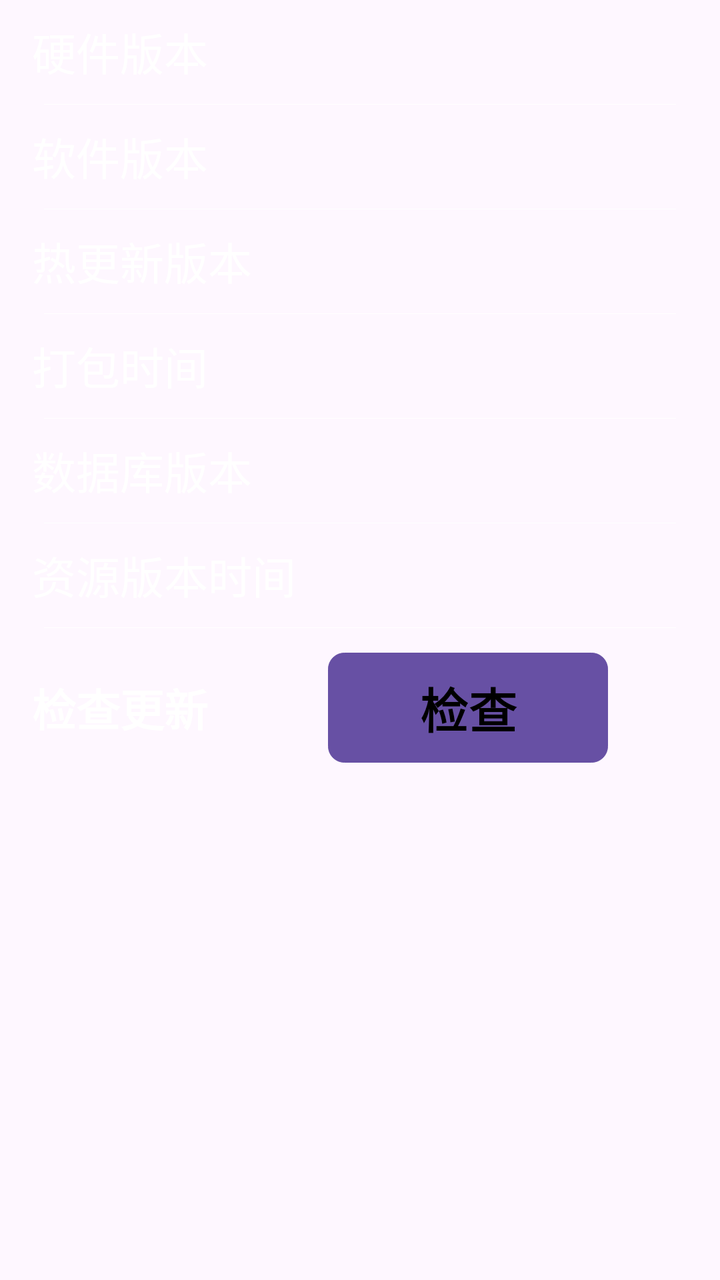
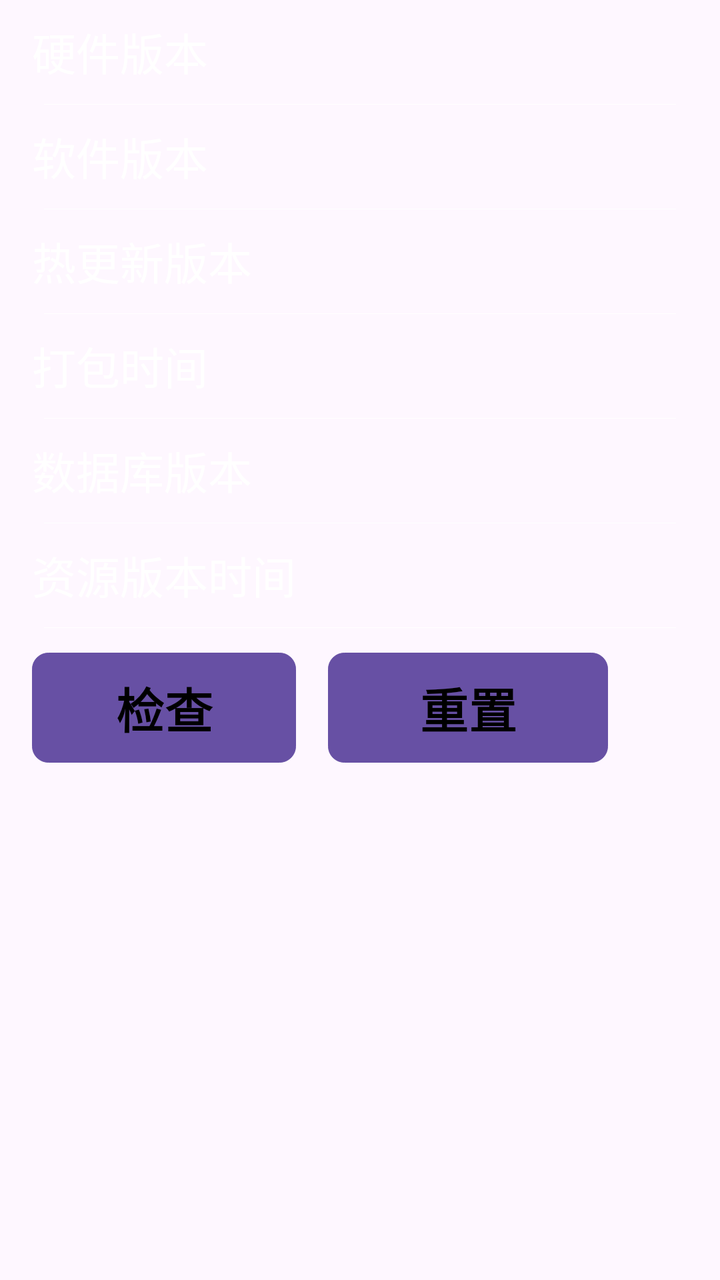

Two renders of the same Android screen: before a commit and after it. Below are the layout's source before the change and the commit's diff.
<!-- AndroidManifest.xml: application theme Theme.IStationShell -->
<!-- res/layout/f_versioninfo.xml -->
<?xml version="1.0" encoding="utf-8"?>
<LinearLayout xmlns:android="http://schemas.android.com/apk/res/android"
    xmlns:tools="http://schemas.android.com/tools"
    android:layout_width="match_parent"
    android:layout_height="match_parent"
    android:orientation="vertical">

        <RelativeLayout
            android:layout_width="match_parent"
            android:layout_height="@dimen/d_52"
            android:layout_marginLeft="@dimen/d_16"
            android:layout_marginRight="@dimen/d_22"
            android:orientation="horizontal">

            <TextView
                android:layout_width="wrap_content"
                android:layout_height="wrap_content"
                android:layout_centerVertical="true"
                android:text="@string/sys_info_hardware_version"
                android:textColor="@color/c_ffffff"
                android:textSize="22sp" />

            <TextView
                android:id="@+id/tvSVersionCode"
                android:layout_width="wrap_content"
                android:layout_height="wrap_content"
                android:layout_alignParentRight="true"
                tools:ignore="RelativeOverlap"
                android:layout_centerVertical="true"
                android:textColor="@color/c_ffffff"
                android:textSize="20sp" />
        </RelativeLayout>

        <View
            android:layout_width="match_parent"
            android:layout_height="@dimen/d_1px"
            android:layout_marginLeft="@dimen/d_22"
            android:layout_marginRight="@dimen/d_22"
            android:background="@color/c_ffffff" />

        <RelativeLayout
            android:layout_width="match_parent"
            android:layout_height="@dimen/d_52"
            android:layout_marginLeft="@dimen/d_16"
            android:layout_marginRight="@dimen/d_22"
            android:orientation="horizontal">

            <TextView
                android:layout_width="wrap_content"
                android:layout_height="wrap_content"
                android:layout_centerVertical="true"
                android:text="@string/sys_info_software_version"
                android:textColor="@color/c_ffffff"
                android:textSize="22sp" />

            <LinearLayout
                android:layout_width="wrap_content"
                android:layout_alignParentRight="true"
                android:gravity="center_vertical"
                tools:ignore="RelativeOverlap"
                android:layout_height="match_parent" android:orientation="horizontal">
                <TextView
                    android:id="@+id/tvVersionCode"
                    android:layout_width="wrap_content"
                    android:layout_height="wrap_content"
                    android:layout_marginRight="@dimen/d_22"
                    android:textColor="@color/c_ffffff"
                    android:textSize="20sp" />

                <TextView
                    android:id="@+id/tvVersionName"
                    android:layout_width="wrap_content"
                    android:layout_height="wrap_content"
                    android:textColor="@color/c_ffffff"
                    android:textSize="20sp" />
            </LinearLayout>


        </RelativeLayout>

    <View
        android:layout_width="match_parent"
        android:layout_height="@dimen/d_1px"
        android:layout_marginLeft="@dimen/d_22"
        android:layout_marginRight="@dimen/d_22"
        android:background="@color/c_ffffff" />

    <RelativeLayout
        android:layout_width="match_parent"
        android:layout_height="@dimen/d_52"
        android:layout_marginLeft="@dimen/d_16"
        android:layout_marginRight="@dimen/d_22"
        android:orientation="horizontal">

        <TextView
            android:layout_width="wrap_content"
            android:layout_height="wrap_content"
            android:layout_centerVertical="true"
            android:text="@string/sys_info_hot_update_version"
            android:textColor="@color/c_ffffff"
            android:textSize="22sp" />

        <TextView
            android:id="@+id/tvHotUpdateVersion"
            android:layout_width="wrap_content"
            android:layout_height="wrap_content"
            android:layout_alignParentRight="true"
            android:layout_centerVertical="true"
            android:textColor="@color/c_ffffff"
            android:textSize="20sp"
            tools:ignore="RelativeOverlap" />
    </RelativeLayout>

    <View
        android:layout_width="match_parent"
        android:layout_height="@dimen/d_1px"
        android:layout_marginLeft="@dimen/d_22"
        android:layout_marginRight="@dimen/d_22"
        android:background="@color/c_ffffff" />

    <RelativeLayout
        android:layout_width="match_parent"
        android:layout_height="@dimen/d_52"
        android:layout_marginLeft="@dimen/d_16"
        android:layout_marginRight="@dimen/d_22"
        android:orientation="horizontal">

        <TextView
            android:layout_width="wrap_content"
            android:layout_height="wrap_content"
            android:layout_centerVertical="true"
            android:text="@string/sys_info_build_time"
            android:textColor="@color/c_ffffff"
            android:textSize="22sp" />

        <TextView
            android:id="@+id/tvBuildTime"
            android:layout_width="wrap_content"
            android:layout_height="wrap_content"
            android:layout_alignParentRight="true"
            android:layout_centerVertical="true"
            android:textColor="@color/c_ffffff"
            android:textSize="20sp"
            tools:ignore="RelativeOverlap" />
    </RelativeLayout>

    <View
        android:layout_width="match_parent"
        android:layout_height="@dimen/d_1px"
        android:layout_marginLeft="@dimen/d_22"
        android:layout_marginRight="@dimen/d_22"
        android:background="@color/c_ffffff" />

    <RelativeLayout
        android:layout_width="match_parent"
        android:layout_height="@dimen/d_52"
        android:layout_marginLeft="@dimen/d_16"
        android:layout_marginRight="@dimen/d_22"
        android:orientation="horizontal">

        <TextView
            android:layout_width="wrap_content"
            android:layout_height="wrap_content"
            android:layout_centerVertical="true"
            android:text="@string/sys_info_data_version"
            android:textColor="@color/c_ffffff"
            android:textSize="22sp" />

        <TextView
            android:id="@+id/tvDataVersionCode"
            android:layout_width="wrap_content"
            android:layout_height="wrap_content"
            android:layout_alignParentRight="true"
            tools:ignore="RelativeOverlap"
            android:layout_centerVertical="true"
            android:textColor="@color/c_ffffff"
            android:textSize="20sp" />


    </RelativeLayout>

                <View
                    android:layout_width="match_parent"
                    android:layout_height="@dimen/d_1px"
                    android:layout_marginLeft="@dimen/d_22"
                    android:layout_marginRight="@dimen/d_22"
                    android:background="@color/c_ffffff" />

                <RelativeLayout
                    android:layout_width="match_parent"
                    android:layout_height="@dimen/d_52"
                    android:layout_marginLeft="@dimen/d_16"
                    android:layout_marginRight="@dimen/d_22"
                    android:orientation="horizontal">

                    <TextView
                        android:layout_width="wrap_content"
                        android:layout_height="wrap_content"
                        android:layout_centerVertical="true"
                        android:text="@string/sys_info_source_version_time"
                        android:textColor="@color/c_ffffff"
                        android:textSize="22sp" />

                    <TextView
                        android:id="@+id/tvSourceVersionTime"
                        android:layout_width="wrap_content"
                        android:layout_height="wrap_content"
                        android:layout_alignParentRight="true"
                        tools:ignore="RelativeOverlap"
                        android:layout_centerVertical="true"
                        android:textColor="@color/c_ffffff"
                        android:textSize="20sp" />
                </RelativeLayout>

                <View
                    android:layout_width="match_parent"
                    android:layout_height="@dimen/d_1px"
                    android:layout_marginLeft="@dimen/d_22"
                    android:layout_marginRight="@dimen/d_22"
                    android:background="@color/c_ffffff" />

                <RelativeLayout
                    android:id="@+id/rlCheckUpdate"
                    android:layout_width="match_parent"
                    android:layout_height="@dimen/d_80"
                    android:orientation="vertical"
                    android:paddingLeft="@dimen/d_16"
                    android:paddingRight="@dimen/d_16">

                    <TextView
                        android:layout_width="wrap_content"
                        android:layout_height="wrap_content"
                        android:layout_centerVertical="true"
                        android:text="@string/file_check_hot_update"
                        android:textColor="@color/c_ffffff"
                        android:textSize="22sp"
                        android:textStyle="bold"
                        tools:ignore="RelativeOverlap" />

                    <Button
                        android:id="@+id/butCheckUpdate"
                        android:layout_width="@dimen/d_140"
                        android:layout_height="wrap_content"
                        android:layout_alignParentRight="true"
                        android:layout_centerVertical="true"
                        android:layout_marginRight="@dimen/d_40"
                        android:background="@drawable/btn_basic_setup_bg"
                        android:text="@string/file_check_hot_update_btn"
                        android:textColor="@color/c_000000"
                        android:textSize="24sp"
                        android:textStyle="bold"
                        tools:ignore="all" />

                </RelativeLayout>

                <TextView
                    android:id="@+id/tvCheckUpdateStatus"
                    android:layout_width="match_parent"
                    android:layout_height="wrap_content"
                    android:layout_marginLeft="@dimen/d_16"
                    android:layout_marginRight="@dimen/d_22"
                    android:layout_marginBottom="@dimen/d_12"
                    android:textColor="@color/c_ffffff"
                    android:textSize="18sp"
                    android:visibility="gone" />


</LinearLayout>
<!-- resources referenced by this layout -->
<resources>
  <color name="c_000000">#000000</color>
  <color name="c_ffffff">#ffffff</color>
  <dimen name="d_12">12dip</dimen>
  <dimen name="d_140">140dip</dimen>
  <dimen name="d_16">16dip</dimen>
  <dimen name="d_1px">1px</dimen>
  <dimen name="d_22">22dip</dimen>
  <dimen name="d_40">40dip</dimen>
  <dimen name="d_52">52dip</dimen>
  <dimen name="d_80">80dip</dimen>
  <!-- drawable btn_basic_setup_bg (drawable) -->
  <?xml version="1.0" encoding="utf-8"?>
  
  <selector xmlns:android="http://schemas.android.com/apk/res/android">
  
      <item android:state_pressed="true">
          <shape>
              <stroke
                  android:width="1px"
                  android:color="@color/c_8a8a8a" />
              
              <corners android:radius="8dp" />
              
              <solid android:color="@color/c_515151" />
          </shape>
  
      </item>
      <item android:state_focused="true">
          <shape>
              <stroke
                  android:width="1px"
                  android:color="@color/c_8a8a8a" />
              
              <corners android:radius="8dp" />
              
              <solid android:color="@color/c_515151" />
          </shape>
      </item>
  
      <item>
          <shape>
              <stroke
                  android:width="1px"
                  android:color="@color/c_8a8a8a" />
              
              <corners android:radius="8dp" />
  
              
              <solid android:color="@color/c_ffffff" />
          </shape>
      </item>
  
  </selector>
  <string name="file_check_hot_update">检查更新</string>
  <string name="file_check_hot_update_btn">检查</string>
  <string name="sys_info_build_time">打包时间</string>
  <string name="sys_info_data_version">数据库版本</string>
  <string name="sys_info_hardware_version">硬件版本</string>
  <string name="sys_info_hot_update_version">热更新版本</string>
  <string name="sys_info_software_version">软件版本</string>
  <string name="sys_info_source_version_time">资源版本时间</string>
  <style name="Theme.IStationShell" parent="Theme.Material3.Light.NoActionBar">
          <item name="android:statusBarColor">#0F172A</item>
          <item name="android:navigationBarColor">#F3F4F6</item>
      </style>
  <color name="c_8a8a8a">#8a8a8a</color>
  <color name="c_515151">#515151</color>
</resources>

<!-- the commit's change to res/layout/f_versioninfo.xml (unified diff, before → after) -->
@@ -238,12 +238,26 @@
                         tools:ignore="RelativeOverlap" />
 
                     <Button
+                        android:id="@+id/butResetHotUpdate"
+                        android:layout_width="@dimen/d_140"
+                        android:layout_height="wrap_content"
+                        android:layout_alignParentRight="true"
+                        android:layout_centerVertical="true"
+                        android:layout_marginRight="@dimen/d_40"
+                        android:background="@drawable/btn_basic_setup_bg"
+                        android:text="@string/file_reset_hot_update_btn"
+                        android:textColor="@color/c_000000"
+                        android:textSize="24sp"
+                        android:textStyle="bold"
+                        tools:ignore="all" />
+
+                    <Button
                         android:id="@+id/butCheckUpdate"
                         android:layout_width="@dimen/d_140"
                         android:layout_height="wrap_content"
-                        android:layout_alignParentRight="true"
-                        android:layout_centerVertical="true"
-                        android:layout_marginRight="@dimen/d_40"
+                        android:layout_centerVertical="true"
+                        android:layout_toLeftOf="@id/butResetHotUpdate"
+                        android:layout_marginRight="@dimen/d_16"
                         android:background="@drawable/btn_basic_setup_bg"
                         android:text="@string/file_check_hot_update_btn"
                         android:textColor="@color/c_000000"
<!-- resource entries referenced after the edit -->
@@ -55,6 +55,7 @@
   </selector>
   <string name="file_check_hot_update">检查更新</string>
   <string name="file_check_hot_update_btn">检查</string>
+  <string name="file_reset_hot_update_btn">重置</string>
   <string name="sys_info_build_time">打包时间</string>
   <string name="sys_info_data_version">数据库版本</string>
   <string name="sys_info_hardware_version">硬件版本</string>
